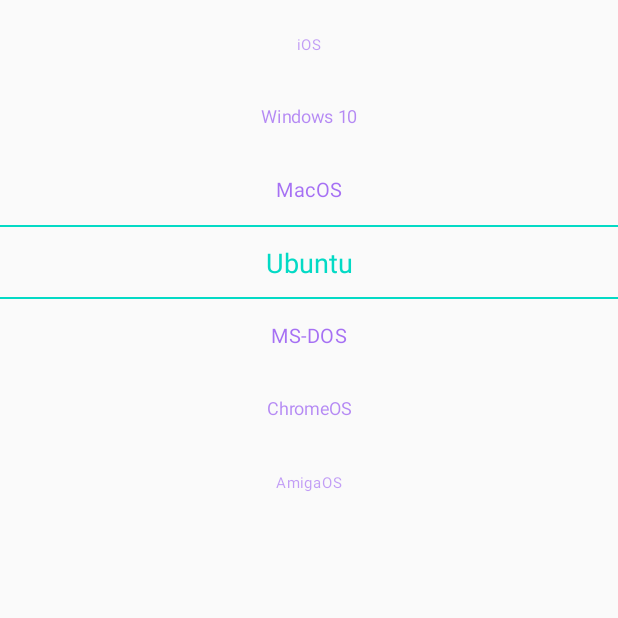
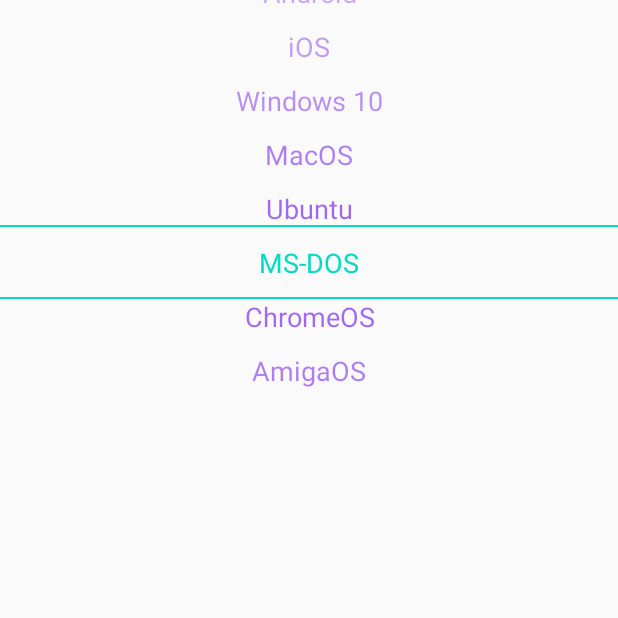
Before and after one commit to VladChernetsky/SimpleWheelView, an Android app: the screen it shows after launch (MainActivity), on a phone screen of 412 x 824 dp, the top half of it. Run offline under Robolectric (Android 15) with nearby library versions, the phone set to English and light mode, and no system bars.

Commit message:
Add static height to viewHolder item

```diff
--- a/app/src/main/java/com/vchernetskyi/example/MainActivity.kt
+++ b/app/src/main/java/com/vchernetskyi/example/MainActivity.kt
@@ -30,10 +30,10 @@ class MainActivity : AppCompatActivity() {
             wheelViewPicker.submitItems(list)
         })
 
-        wheelViewPicker.setAnimator(DefaultAnimator())
         wheelViewPicker.selectItemById(MOCK_SELECTED_ITEM_ID)
 
-        wheelViewPicker.setOnWheelItemSelectListener(object : WheelView.OnWheelViewItemSelectListener {
+        wheelViewPicker.setOnWheelItemSelectListener(object :
+            WheelView.OnWheelViewItemSelectListener {
             override fun onItemSelected(item: WheelItem) {
                 Toast.makeText(applicationContext, item.toString(), Toast.LENGTH_SHORT).show()
             }
--- a/app/src/main/res/layout/activity_main.xml
+++ b/app/src/main/res/layout/activity_main.xml
@@ -11,6 +11,7 @@
         android:layout_height="@dimen/wheel_view_container_height"
         android:layout_gravity="center"
         app:divider_color="@color/colorAccent"
+        app:item_height="@dimen/wv_item_height"
         app:item_text_color="@color/colorPrimary"
         app:item_text_size="@dimen/fab_margin"
         app:selected_item_text_color="@color/colorAccent" />
--- a/app/src/main/res/values/dimens.xml
+++ b/app/src/main/res/values/dimens.xml
@@ -1,3 +1,4 @@
 <resources>
     <dimen name="fab_margin">18sp</dimen>
+    <dimen name="wv_item_height">36dp</dimen>
 </resources>
--- a/wheelview/src/main/java/com/vchernetskyi/wheelview/ViewItemConfig.kt
+++ b/wheelview/src/main/java/com/vchernetskyi/wheelview/ViewItemConfig.kt
@@ -3,5 +3,5 @@ package com.vchernetskyi.wheelview
 data class ViewItemConfig(
     val itemTextColor: Int,
     val itemTextSize: Int,
-    val itemVerticalPadding: Int = -1
+    val itemHeight: Int = -1
 )
--- a/wheelview/src/main/java/com/vchernetskyi/wheelview/WheelView.kt
+++ b/wheelview/src/main/java/com/vchernetskyi/wheelview/WheelView.kt
@@ -8,7 +8,7 @@ import android.widget.FrameLayout
 import android.widget.TextView
 import androidx.core.content.ContextCompat
 import androidx.recyclerview.widget.LinearSnapHelper
-import com.vchernetskyi.wheelview.animators.DefaultAnimator
+import com.vchernetskyi.wheelview.animators.AlphaAnimator
 import com.vchernetskyi.wheelview.animators.WheelItemAnimator
 import kotlinx.android.synthetic.main.wheel_view.view.*
 
@@ -16,7 +16,7 @@ class WheelView @JvmOverloads constructor(
     context: Context, attrs: AttributeSet? = null, defStyleAttr: Int = 0
 ) : FrameLayout(context, attrs, defStyleAttr) {
 
-    private val defaultAnimator = DefaultAnimator()
+    private val defaultAnimator = AlphaAnimator()
     private val wheelViewAdapter: WheelViewAdapter
     private val scrollListener = WheelViewScrollListener()
 
@@ -32,9 +32,6 @@ class WheelView @JvmOverloads constructor(
     private var itemTextSize: Int =
         context.resources.getDimensionPixelOffset(R.dimen.wheel_view_text_size)
     private var dividerColor: Int = ContextCompat.getColor(context, R.color.wheel_view_divider)
-
-    private var itemVerticalPadding: Int =
-        context.resources.getDimensionPixelOffset(R.dimen.wheel_item_vertical_margin)
 
     init {
         View.inflate(context, R.layout.wheel_view, this)
@@ -53,9 +50,9 @@ class WheelView @JvmOverloads constructor(
                     getDimensionPixelOffset(R.styleable.WheelView_item_text_size, itemTextSize)
                 dividerColor = getColor(R.styleable.WheelView_divider_color, dividerColor)
 
-                itemVerticalPadding = getDimensionPixelOffset(
-                    R.styleable.WheelView_item_vertical_padding,
-                    itemVerticalPadding
+                itemHeight = getDimensionPixelOffset(
+                    R.styleable.WheelView_item_height,
+                    itemHeight
                 )
 
                 recycle()
@@ -69,7 +66,7 @@ class WheelView @JvmOverloads constructor(
             ::actionItemClick, ViewItemConfig(
                 itemTextColor,
                 itemTextSize,
-                itemVerticalPadding
+                itemHeight
             )
         )
 
@@ -81,7 +78,7 @@ class WheelView @JvmOverloads constructor(
         scrollListener.callback = getScrollListenerCallback()
 
         rvWheelView.run {
-            val padding: Int = (containerHeight / 2) - itemHeight
+            val padding: Int = (containerHeight / 2) + ((containerHeight / 100) * 10)
             setPadding(0, padding, 0, padding)
 
             layoutManager = WheelViewLayoutManager(context)
--- a/wheelview/src/main/java/com/vchernetskyi/wheelview/WheelViewHolder.kt
+++ b/wheelview/src/main/java/com/vchernetskyi/wheelview/WheelViewHolder.kt
@@ -19,8 +19,10 @@ class WheelViewHolder(
         tvWheelItem.text = model.title
         tvWheelItem.setTextColor(viewItemConfig.itemTextColor)
         tvWheelItem.textSize = itemView.context.pxToSp(viewItemConfig.itemTextSize)
-        if (viewItemConfig.itemVerticalPadding != -1) {
-            tvWheelItem.setPadding(viewItemConfig.itemVerticalPadding)
+        if (viewItemConfig.itemHeight != -1) {
+            itemView.updateLayoutParams {
+                height = viewItemConfig.itemHeight
+            }
         }
 
         itemView.setOnClickListener {
--- a/wheelview/src/main/res/values/attr.xml
+++ b/wheelview/src/main/res/values/attr.xml
@@ -5,6 +5,6 @@
         <attr name="selected_item_text_color" format="color" />
         <attr name="item_text_size" format="dimension" />
         <attr name="divider_color" format="color" />
-        <attr name="item_vertical_padding" format="dimension" />
+        <attr name="item_height" format="dimension" />
     </declare-styleable>
 </resources>
--- a/wheelview/src/main/res/values/styles_private.xml
+++ b/wheelview/src/main/res/values/styles_private.xml
@@ -8,10 +8,8 @@
 
     <style name="WheelView.Private.Item">
         <item name="android:layout_width">match_parent</item>
-        <item name="android:layout_height">wrap_content</item>
+        <item name="android:layout_height">@dimen/wheel_view_item_height</item>
         <item name="android:gravity">center</item>
-        <item name="android:paddingTop">@dimen/wheel_item_vertical_margin</item>
-        <item name="android:paddingBottom">@dimen/wheel_item_vertical_margin</item>
         <item name="android:textSize">@dimen/wheel_view_text_size</item>
     </style>
     <!--endregion-->
```
